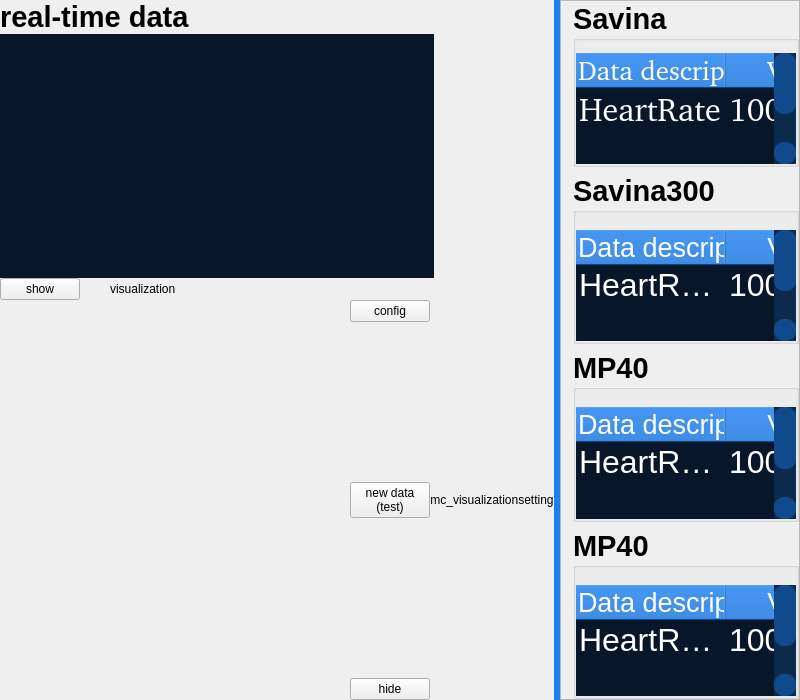
wugl1218/phymon, file Tab_Observations_mainPage_Widget.ui: the form before one commit.
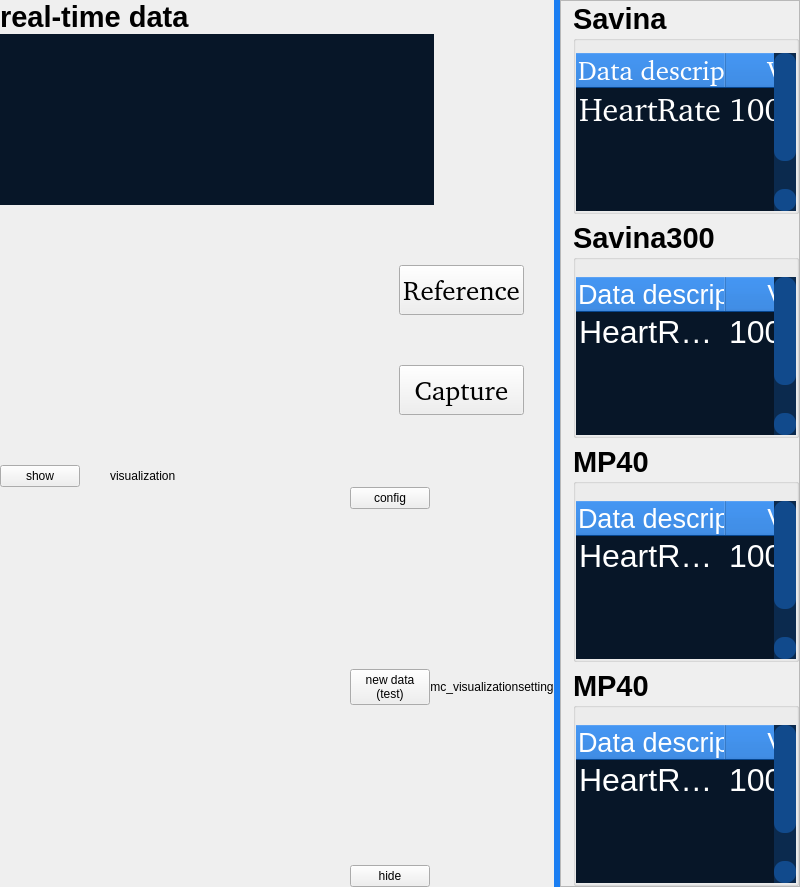
The form after the commit. Custom widgets are drawn as their Qt base class.

Diff of the .ui file:
```diff
--- a/Tab_Observations_mainPage_Widget.ui
+++ b/Tab_Observations_mainPage_Widget.ui
@@ -7,7 +7,7 @@
     <x>0</x>
     <y>0</y>
     <width>800</width>
-    <height>700</height>
+    <height>887</height>
    </rect>
   </property>
   <property name="sizePolicy">
@@ -50,7 +50,7 @@
     <number>0</number>
    </property>
    <item>
-    <layout class="QVBoxLayout" name="verticalLayout_5" stretch="0,13,0,0">
+    <layout class="QVBoxLayout" name="verticalLayout_5" stretch="0,13,0,0,0">
      <property name="spacing">
       <number>0</number>
      </property>
@@ -341,6 +341,147 @@
        </item>
       </layout>
      </item>
+     <item>
+      <layout class="QHBoxLayout" name="horizontalLayout_3" stretch="3,3,1">
+       <property name="topMargin">
+        <number>10</number>
+       </property>
+       <property name="bottomMargin">
+        <number>0</number>
+       </property>
+       <item>
+        <widget class="mc_loop" name="loop1" native="true">
+         <property name="sizePolicy">
+          <sizepolicy hsizetype="Preferred" vsizetype="Expanding">
+           <horstretch>0</horstretch>
+           <verstretch>0</verstretch>
+          </sizepolicy>
+         </property>
+         <property name="minimumSize">
+          <size>
+           <width>0</width>
+           <height>250</height>
+          </size>
+         </property>
+         <property name="font">
+          <font>
+           <family>Arial</family>
+           <pointsize>11</pointsize>
+          </font>
+         </property>
+        </widget>
+       </item>
+       <item>
+        <widget class="mc_loop" name="loop2" native="true">
+         <property name="sizePolicy">
+          <sizepolicy hsizetype="Preferred" vsizetype="Expanding">
+           <horstretch>0</horstretch>
+           <verstretch>0</verstretch>
+          </sizepolicy>
+         </property>
+         <property name="minimumSize">
+          <size>
+           <width>0</width>
+           <height>250</height>
+          </size>
+         </property>
+         <property name="font">
+          <font>
+           <family>Arial</family>
+           <pointsize>11</pointsize>
+          </font>
+         </property>
+        </widget>
+       </item>
+       <item>
+        <layout class="QVBoxLayout" name="btnpanel" stretch="1,1">
+         <property name="leftMargin">
+          <number>20</number>
+         </property>
+         <property name="rightMargin">
+          <number>30</number>
+         </property>
+         <item>
+          <widget class="QPushButton" name="ref_btn">
+           <property name="minimumSize">
+            <size>
+             <width>0</width>
+             <height>50</height>
+            </size>
+           </property>
+           <property name="font">
+            <font>
+             <family>Arial [Mono]</family>
+             <pointsize>20</pointsize>
+            </font>
+           </property>
+           <property name="styleSheet">
+            <string notr="true">QPushButton {   
+font-style:&quot;Arial&quot;;
+color:rgb(255, 255, 255);
+background-color: rgb(8, 98, 202);
+ border-style: solid;
+ border-width:1px;
+ border-radius:20px;
+ border-color:  rgb(11, 42, 78);
+border:2px groove gray;
+padding:20px 17px;
+ border: none;}
+QPushButton:checked{
+ background-color: rgb(11, 42, 78);
+ };</string>
+           </property>
+           <property name="text">
+            <string>Reference</string>
+           </property>
+           <property name="checkable">
+            <bool>true</bool>
+           </property>
+          </widget>
+         </item>
+         <item>
+          <widget class="QPushButton" name="cap_btn">
+           <property name="minimumSize">
+            <size>
+             <width>0</width>
+             <height>50</height>
+            </size>
+           </property>
+           <property name="font">
+            <font>
+             <family>Arial [Mono]</family>
+             <pointsize>20</pointsize>
+            </font>
+           </property>
+           <property name="styleSheet">
+            <string notr="true">QPushButton {   
+font-style:&quot;Arial&quot;;
+color:rgb(255, 255, 255);
+background-color: rgb(8, 98, 202);
+ border-style: solid;
+ border-width:1px;
+ border-radius:20px;
+ border-color:  rgb(11, 42, 78);
+border:2px groove gray;
+padding:20px 17px;
+ border: none;}
+QPushButton:checked{
+ background-color: rgb(11, 42, 78);
+ };
+</string>
+           </property>
+           <property name="text">
+            <string>Capture</string>
+           </property>
+           <property name="checkable">
+            <bool>true</bool>
+           </property>
+          </widget>
+         </item>
+        </layout>
+       </item>
+      </layout>
+     </item>
      <item>
       <layout class="QHBoxLayout" name="horizontalLayout_7" stretch="1,6">
        <property name="spacing">
@@ -773,7 +914,7 @@
           <x>0</x>
           <y>0</y>
           <width>188</width>
-          <height>696</height>
+          <height>883</height>
          </rect>
         </property>
         <layout class="QVBoxLayout" name="verticalLayout_3">
@@ -1445,12 +1586,6 @@
   </layout>
  </widget>
  <customwidgets>
-  <customwidget>
-   <class>mc_visualization</class>
-   <extends>QWidget</extends>
-   <header>mc_visualization.h</header>
-   <container>1</container>
-  </customwidget>
   <customwidget>
    <class>mc_chart</class>
    <extends>QWidget</extends>
@@ -1462,6 +1597,18 @@
    <header>mc_legend.h</header>
    <container>1</container>
   </customwidget>
+  <customwidget>
+   <class>mc_loop</class>
+   <extends>QWidget</extends>
+   <header>mc_loop.h</header>
+   <container>1</container>
+  </customwidget>
+  <customwidget>
+   <class>mc_visualization</class>
+   <extends>QWidget</extends>
+   <header>mc_visualization.h</header>
+   <container>1</container>
+  </customwidget>
  </customwidgets>
  <resources/>
  <connections/>
```
